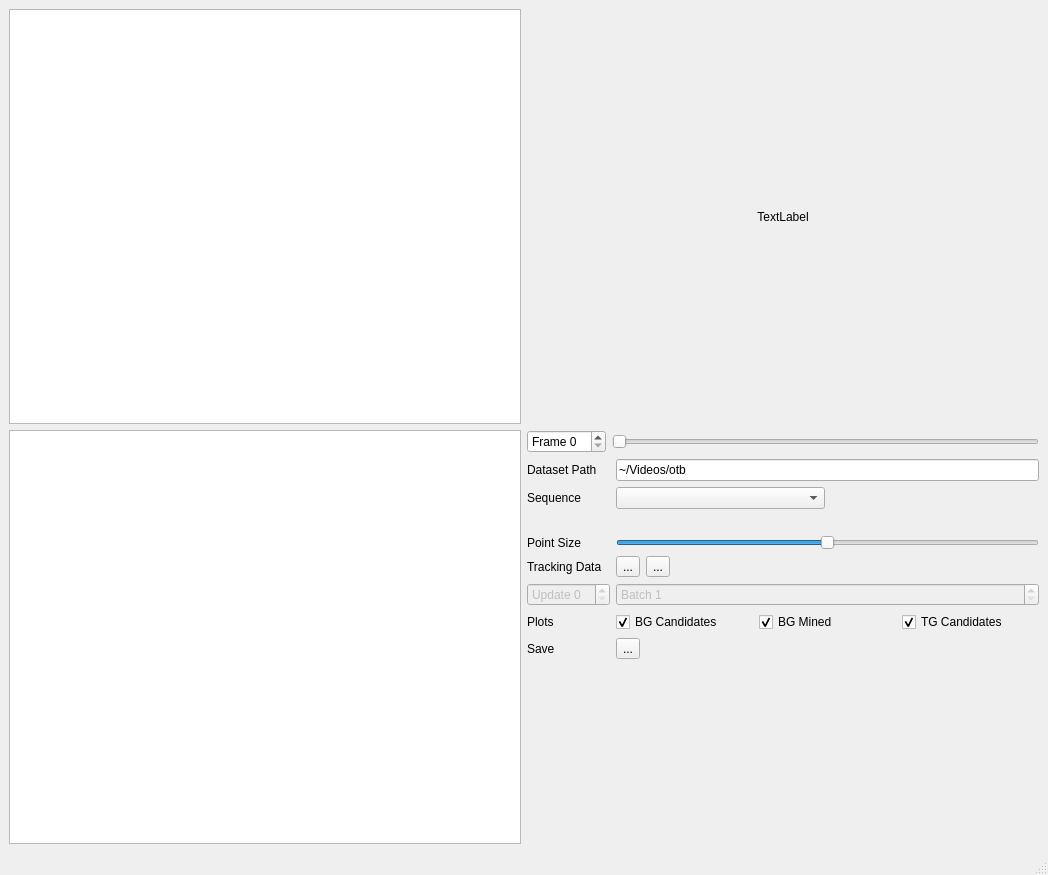
Old version of the form tracking-analyzer/gui/main_window.ui in the repository brobeson/tracking-analyzer.
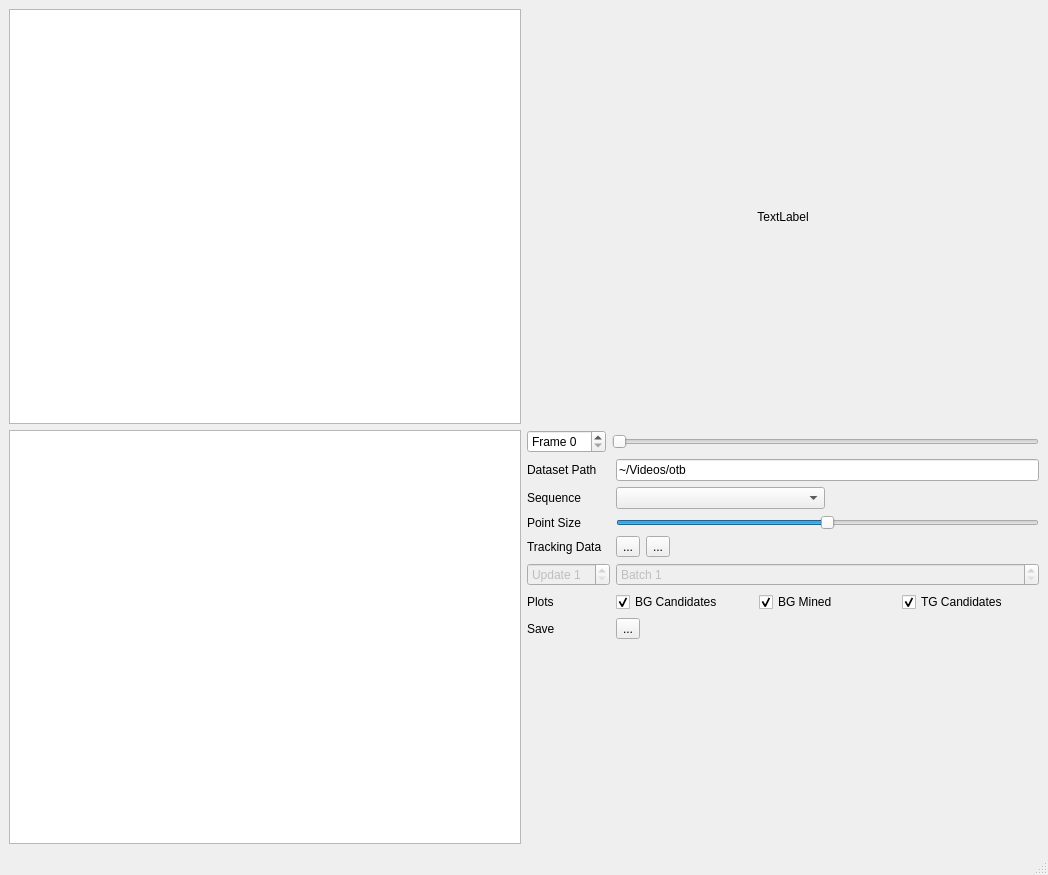
New version of the form. Icons and pictures are not drawn. Custom widgets are drawn as their Qt base class.

What changed in the file:
```diff
--- a/tracking-analyzer/gui/main_window.ui
+++ b/tracking-analyzer/gui/main_window.ui
@@ -101,21 +101,14 @@
           </item>
          </layout>
         </item>
-        <item row="2" column="1">
-         <widget class="QLabel" name="sequence_path">
-          <property name="text">
-           <string/>
-          </property>
-         </widget>
-        </item>
-        <item row="3" column="0">
+        <item row="2" column="0">
          <widget class="QLabel" name="label">
           <property name="text">
            <string>Point Size</string>
           </property>
          </widget>
         </item>
-        <item row="3" column="1">
+        <item row="2" column="1">
          <widget class="QSlider" name="point_size_slider">
           <property name="maximum">
            <number>1000</number>
@@ -128,14 +121,14 @@
           </property>
          </widget>
         </item>
-        <item row="4" column="0">
+        <item row="3" column="0">
          <widget class="QLabel" name="label_5">
           <property name="text">
            <string>Tracking Data</string>
           </property>
          </widget>
         </item>
-        <item row="4" column="1">
+        <item row="3" column="1">
          <layout class="QHBoxLayout" name="horizontalLayout_3">
           <item>
            <widget class="QToolButton" name="load_data_button">
@@ -155,37 +148,46 @@
             </property>
             <property name="icon">
              <iconset theme="document-open-recent">
-              <normaloff>.</normaloff>.</iconset>
-            </property>
-           </widget>
-          </item>
-          <item>
-           <widget class="QLabel" name="results_path">
-            <property name="text">
-             <string/>
+              <normaloff>../../../../../.designer/backup</normaloff>../../../../../.designer/backup</iconset>
             </property>
            </widget>
           </item>
          </layout>
         </item>
-        <item row="5" column="0">
-         <widget class="QSpinBox" name="update_frame_number">
+        <item row="4" column="0">
+         <widget class="QSpinBox" name="update_spinbox">
           <property name="enabled">
            <bool>false</bool>
           </property>
           <property name="prefix">
            <string>Update </string>
           </property>
+          <property name="minimum">
+           <number>1</number>
+          </property>
          </widget>
         </item>
-        <item row="6" column="0">
+        <item row="4" column="1">
+         <widget class="QSpinBox" name="batch_spinbox">
+          <property name="enabled">
+           <bool>false</bool>
+          </property>
+          <property name="prefix">
+           <string>Batch </string>
+          </property>
+          <property name="minimum">
+           <number>1</number>
+          </property>
+         </widget>
+        </item>
+        <item row="5" column="0">
          <widget class="QLabel" name="label_6">
           <property name="text">
            <string>Plots</string>
           </property>
          </widget>
         </item>
-        <item row="6" column="1">
+        <item row="5" column="1">
          <layout class="QHBoxLayout" name="horizontalLayout_4">
           <item>
            <widget class="QCheckBox" name="bg_candidates_checkbox">
@@ -219,34 +221,21 @@
           </item>
          </layout>
         </item>
-        <item row="7" column="0">
+        <item row="6" column="0">
          <widget class="QLabel" name="label_7">
           <property name="text">
            <string>Save</string>
           </property>
          </widget>
         </item>
-        <item row="7" column="1">
+        <item row="6" column="1">
          <widget class="QToolButton" name="save_graph_button">
           <property name="text">
            <string>...</string>
           </property>
           <property name="icon">
            <iconset theme="document-save">
-            <normaloff>.</normaloff>.</iconset>
-          </property>
-         </widget>
-        </item>
-        <item row="5" column="1">
-         <widget class="QSpinBox" name="batch_spinbox">
-          <property name="enabled">
-           <bool>false</bool>
-          </property>
-          <property name="prefix">
-           <string>Batch </string>
-          </property>
-          <property name="minimum">
-           <number>1</number>
+            <normaloff>../../../../../.designer/backup</normaloff>../../../../../.designer/backup</iconset>
           </property>
          </widget>
         </item>
```
Left out of the diff: 2 changed lines with no effect on the pictures.
